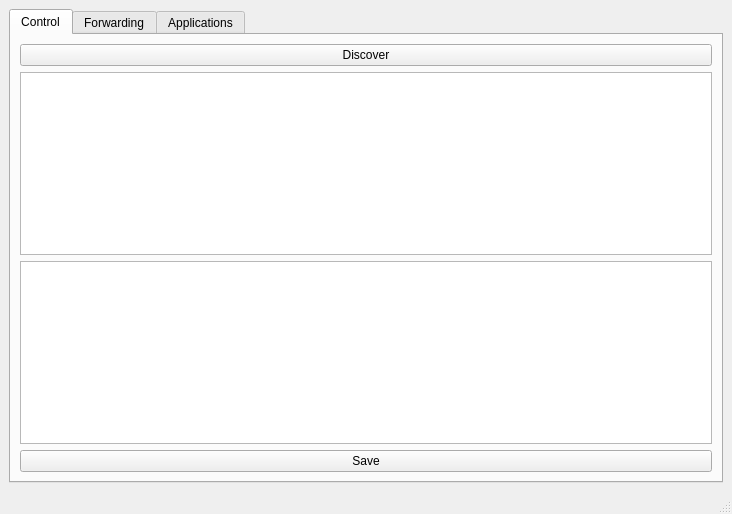
First picture: the form in PythonMDNSTest/gui.ui, repository p-sanches/somabits, before the edit.
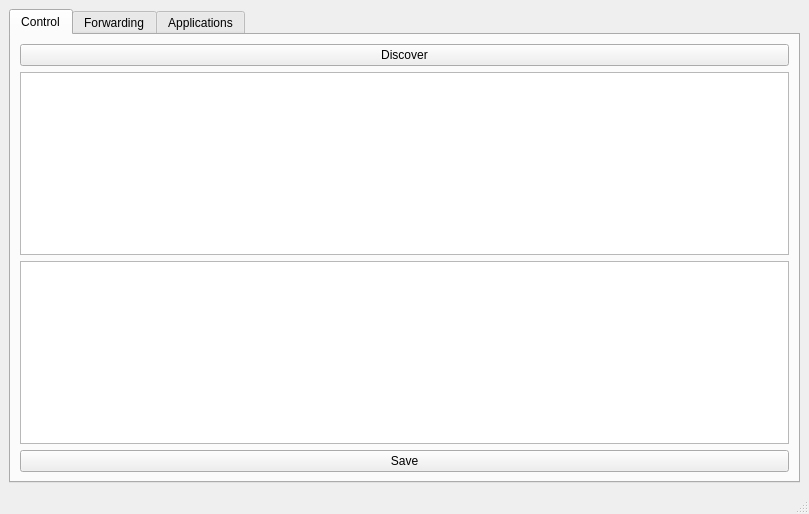
Second picture: the form after the edit. Icons and pictures are not drawn.

What changed in the file:
```diff
--- a/PythonMDNSTest/gui.ui
+++ b/PythonMDNSTest/gui.ui
@@ -6,7 +6,7 @@
    <rect>
     <x>0</x>
     <y>0</y>
-    <width>732</width>
+    <width>809</width>
     <height>514</height>
    </rect>
   </property>
```
